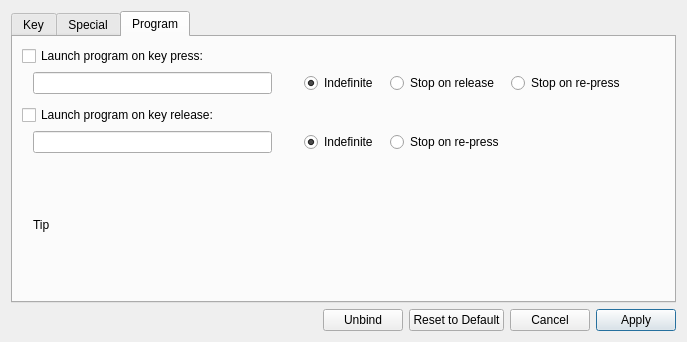
Above: src/ckb/rebindwidget.ui from ckb-next/ckb-next before the change. Below: the same form after it.
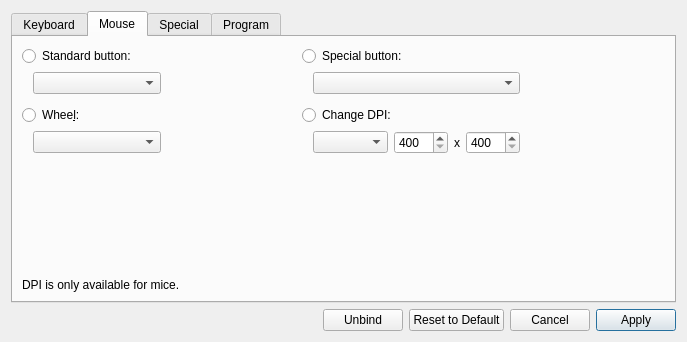
That is the form after the change.

Commit message: (ckb) Significantly improved mouse UI There's an image overlay now so the lighting/binding pages are easier to understand. Mouse buttons now have their own binding page; there's also an option to engage a custom DPI level on button press. (ckb) Added ability to map KEY_102ND even on ANSI keyboards

```diff
--- a/src/ckb/rebindwidget.ui
+++ b/src/ckb/rebindwidget.ui
@@ -20,7 +20,7 @@
    <item>
     <widget class="QTabWidget" name="tabWidget">
      <property name="currentIndex">
-      <number>2</number>
+      <number>1</number>
      </property>
      <widget class="QWidget" name="keyTab">
       <property name="sizePolicy">
@@ -30,7 +30,7 @@
        </sizepolicy>
       </property>
       <attribute name="title">
-       <string>Key</string>
+       <string>Keyboard</string>
       </attribute>
       <layout class="QGridLayout" name="gridLayout_2">
        <property name="bottomMargin">
@@ -576,6 +576,342 @@
        </item>
       </layout>
      </widget>
+     <widget class="QWidget" name="tab">
+      <attribute name="title">
+       <string>Mouse</string>
+      </attribute>
+      <layout class="QGridLayout" name="gridLayout">
+       <item row="3" column="3" colspan="5">
+        <widget class="QRadioButton" name="dpiButton">
+         <property name="text">
+          <string>Change DPI:</string>
+         </property>
+         <property name="autoExclusive">
+          <bool>false</bool>
+         </property>
+        </widget>
+       </item>
+       <item row="5" column="1">
+        <spacer name="verticalSpacer_2">
+         <property name="orientation">
+          <enum>Qt::Vertical</enum>
+         </property>
+         <property name="sizeHint" stdset="0">
+          <size>
+           <width>20</width>
+           <height>40</height>
+          </size>
+         </property>
+        </spacer>
+       </item>
+       <item row="2" column="1">
+        <spacer name="verticalSpacer_8">
+         <property name="orientation">
+          <enum>Qt::Vertical</enum>
+         </property>
+         <property name="sizeType">
+          <enum>QSizePolicy::Fixed</enum>
+         </property>
+         <property name="sizeHint" stdset="0">
+          <size>
+           <width>20</width>
+           <height>5</height>
+          </size>
+         </property>
+        </spacer>
+       </item>
+       <item row="1" column="0">
+        <spacer name="horizontalSpacer_18">
+         <property name="orientation">
+          <enum>Qt::Horizontal</enum>
+         </property>
+         <property name="sizeType">
+          <enum>QSizePolicy::Fixed</enum>
+         </property>
+         <property name="sizeHint" stdset="0">
+          <size>
+           <width>5</width>
+           <height>20</height>
+          </size>
+         </property>
+        </spacer>
+       </item>
+       <item row="1" column="3">
+        <spacer name="horizontalSpacer_20">
+         <property name="orientation">
+          <enum>Qt::Horizontal</enum>
+         </property>
+         <property name="sizeType">
+          <enum>QSizePolicy::Fixed</enum>
+         </property>
+         <property name="sizeHint" stdset="0">
+          <size>
+           <width>5</width>
+           <height>20</height>
+          </size>
+         </property>
+        </spacer>
+       </item>
+       <item row="1" column="4" colspan="4">
+        <widget class="QComboBox" name="mb2Box">
+         <property name="sizePolicy">
+          <sizepolicy hsizetype="Expanding" vsizetype="Fixed">
+           <horstretch>0</horstretch>
+           <verstretch>0</verstretch>
+          </sizepolicy>
+         </property>
+         <item>
+          <property name="text">
+           <string/>
+          </property>
+         </item>
+         <item>
+          <property name="text">
+           <string>4 (Back)</string>
+          </property>
+         </item>
+         <item>
+          <property name="text">
+           <string>5 (Forward)</string>
+          </property>
+         </item>
+         <item>
+          <property name="text">
+           <string>6</string>
+          </property>
+         </item>
+         <item>
+          <property name="text">
+           <string>7</string>
+          </property>
+         </item>
+         <item>
+          <property name="text">
+           <string>8</string>
+          </property>
+         </item>
+        </widget>
+       </item>
+       <item row="4" column="4">
+        <widget class="QComboBox" name="dpiBox">
+         <item>
+          <property name="text">
+           <string/>
+          </property>
+         </item>
+         <item>
+          <property name="text">
+           <string>(Up)</string>
+          </property>
+         </item>
+         <item>
+          <property name="text">
+           <string>(Down)</string>
+          </property>
+         </item>
+         <item>
+          <property name="text">
+           <string>Sniper</string>
+          </property>
+         </item>
+         <item>
+          <property name="text">
+           <string>1:</string>
+          </property>
+         </item>
+         <item>
+          <property name="text">
+           <string>2:</string>
+          </property>
+         </item>
+         <item>
+          <property name="text">
+           <string>3:</string>
+          </property>
+         </item>
+         <item>
+          <property name="text">
+           <string>4:</string>
+          </property>
+         </item>
+         <item>
+          <property name="text">
+           <string>5:</string>
+          </property>
+         </item>
+         <item>
+          <property name="text">
+           <string>Custom:</string>
+          </property>
+         </item>
+        </widget>
+       </item>
+       <item row="4" column="7">
+        <widget class="QSpinBox" name="dpiCustYBox">
+         <property name="minimum">
+          <number>400</number>
+         </property>
+         <property name="maximum">
+          <number>8500</number>
+         </property>
+         <property name="singleStep">
+          <number>50</number>
+         </property>
+        </widget>
+       </item>
+       <item row="1" column="1">
+        <widget class="QComboBox" name="mbBox">
+         <property name="sizePolicy">
+          <sizepolicy hsizetype="Expanding" vsizetype="Fixed">
+           <horstretch>0</horstretch>
+           <verstretch>0</verstretch>
+          </sizepolicy>
+         </property>
+         <item>
+          <property name="text">
+           <string/>
+          </property>
+         </item>
+         <item>
+          <property name="text">
+           <string>Left</string>
+          </property>
+         </item>
+         <item>
+          <property name="text">
+           <string>Right</string>
+          </property>
+         </item>
+         <item>
+          <property name="text">
+           <string>Middle</string>
+          </property>
+         </item>
+        </widget>
+       </item>
+       <item row="4" column="1">
+        <widget class="QComboBox" name="wheelBox">
+         <item>
+          <property name="text">
+           <string/>
+          </property>
+         </item>
+         <item>
+          <property name="text">
+           <string>Up</string>
+          </property>
+         </item>
+         <item>
+          <property name="text">
+           <string>Down</string>
+          </property>
+         </item>
+        </widget>
+       </item>
+       <item row="0" column="0" colspan="2">
+        <widget class="QRadioButton" name="mbButton">
+         <property name="text">
+          <string>Standard button:</string>
+         </property>
+         <property name="autoExclusive">
+          <bool>false</bool>
+         </property>
+        </widget>
+       </item>
+       <item row="4" column="5">
+        <widget class="QSpinBox" name="dpiCustXBox">
+         <property name="minimum">
+          <number>400</number>
+         </property>
+         <property name="maximum">
+          <number>8500</number>
+         </property>
+         <property name="singleStep">
+          <number>50</number>
+         </property>
+        </widget>
+       </item>
+       <item row="6" column="0" colspan="10">
+        <widget class="QLabel" name="dpiWarning">
+         <property name="sizePolicy">
+          <sizepolicy hsizetype="Preferred" vsizetype="Fixed">
+           <horstretch>0</horstretch>
+           <verstretch>0</verstretch>
+          </sizepolicy>
+         </property>
+         <property name="text">
+          <string>DPI is only available for mice.</string>
+         </property>
+        </widget>
+       </item>
+       <item row="3" column="0" colspan="2">
+        <widget class="QRadioButton" name="wheelButton">
+         <property name="text">
+          <string>Whee&amp;l:</string>
+         </property>
+        </widget>
+       </item>
+       <item row="1" column="8">
+        <spacer name="horizontalSpacer_22">
+         <property name="orientation">
+          <enum>Qt::Horizontal</enum>
+         </property>
+         <property name="sizeType">
+          <enum>QSizePolicy::Fixed</enum>
+         </property>
+         <property name="sizeHint" stdset="0">
+          <size>
+           <width>5</width>
+           <height>20</height>
+          </size>
+         </property>
+        </spacer>
+       </item>
+       <item row="0" column="3" colspan="5">
+        <widget class="QRadioButton" name="mb2Button">
+         <property name="text">
+          <string>Special button:</string>
+         </property>
+         <property name="autoExclusive">
+          <bool>false</bool>
+         </property>
+        </widget>
+       </item>
+       <item row="4" column="6">
+        <widget class="QLabel" name="dpiCustLabel">
+         <property name="text">
+          <string>x</string>
+         </property>
+        </widget>
+       </item>
+       <item row="1" column="2">
+        <spacer name="horizontalSpacer_19">
+         <property name="orientation">
+          <enum>Qt::Horizontal</enum>
+         </property>
+         <property name="sizeHint" stdset="0">
+          <size>
+           <width>0</width>
+           <height>0</height>
+          </size>
+         </property>
+        </spacer>
+       </item>
+       <item row="1" column="9">
+        <spacer name="horizontalSpacer_21">
+         <property name="orientation">
+          <enum>Qt::Horizontal</enum>
+         </property>
+         <property name="sizeHint" stdset="0">
+          <size>
+           <width>0</width>
+           <height>20</height>
+          </size>
+         </property>
+        </spacer>
+       </item>
+      </layout>
+     </widget>
      <widget class="QWidget" name="actionTab">
       <property name="sizePolicy">
        <sizepolicy hsizetype="Expanding" vsizetype="Preferred">
```
Left out of the diff: 2 changed lines with no effect on the pictures. The commit also changes 17 other files.
